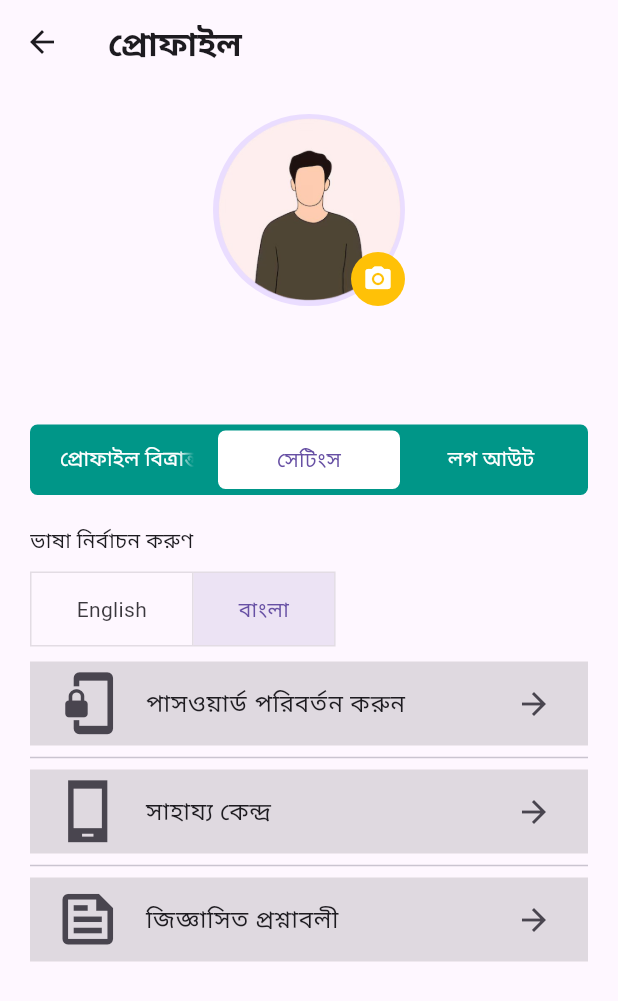
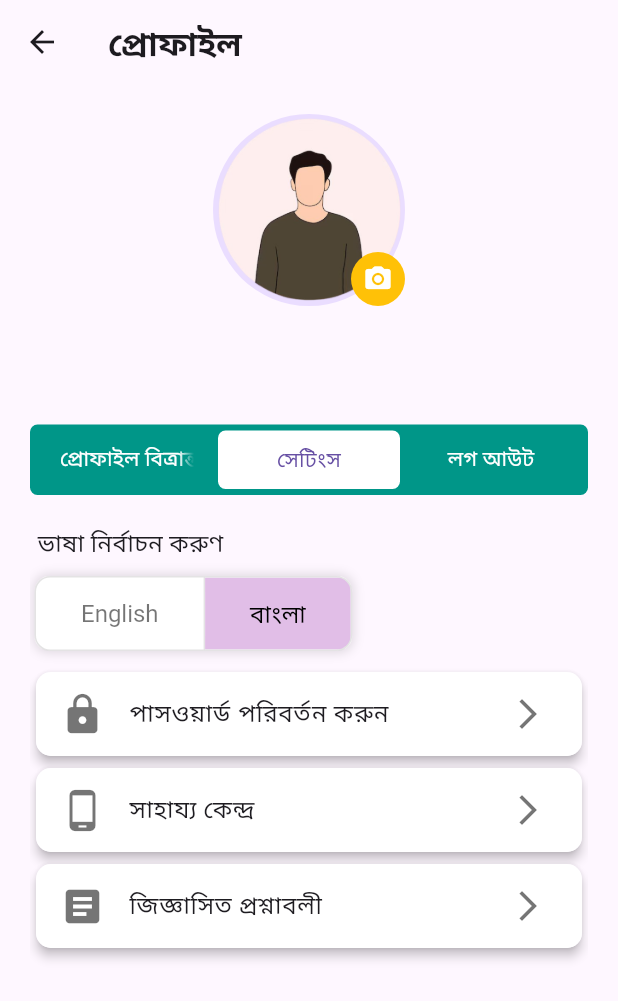
Before and after one commit to SadakatulShakil/LandSlide-RIMES, a Flutter app: the Profile screen opened directly, tab 2 chosen, on a phone screen of 412 x 824 dp. Shown: the top 1001 px of the screen. Run offline on Flutter 3.47's test engine with Material 3 defaults, Android fonts, the phone set to English and light mode, and no system bars; our stand-ins replace connectivity_plus, fl_chart, floor, geolocator, get, image_picker and 4 more; accounts and stored records are empty; generated files the repository leaves out were written again.

Commit message:
Mobile api and otp api implement done and settings page design update

```diff
--- a/lib/main.dart
+++ b/lib/main.dart
@@ -41,8 +41,8 @@ class MyApp extends StatelessWidget {
       home: Obx(() {
         return mobileController.isChecking.value
             ? Scaffold(
-          body: Center(
-              child: Image.asset('assets/logo/bmd_logo.png', height: 96)),
+              body: Center(
+                child: Image.asset('assets/logo/bmd_logo.png', height: 96)),
         )
             : Mobile();
       }),
--- a/lib/page/mobile.dart
+++ b/lib/page/mobile.dart
@@ -47,7 +47,7 @@ class _MobileState extends State<Mobile> {
                 child: Padding(
                   padding: const EdgeInsets.only(left: 30, top: 0, right: 30, bottom: 0),
                   child: ElevatedButton(
-                    onPressed: controller.loginClick,
+                    onPressed: controller.gotoOTP,
                     style: ElevatedButton.styleFrom(
                       backgroundColor: Color(0xFF004A03),
                       padding: const EdgeInsets.fromLTRB(0, 12, 0, 12),
--- a/lib/page/profile.dart
+++ b/lib/page/profile.dart
@@ -65,7 +65,7 @@ class _ProfileState extends State<Profile> {
 
             SizedBox(height: 16),
 
-            // Tabbar
+            /// TabBar
             Padding(
               padding: EdgeInsets.symmetric(horizontal: 20),
               child: Column(
@@ -204,75 +204,69 @@ class _ProfileState extends State<Profile> {
                     Column(
                       crossAxisAlignment: CrossAxisAlignment.start,
                       children: [
-                        Text("profile_language_select".tr),
+                        Padding(
+                          padding: const EdgeInsets.only(left: 5.0),
+                          child: Text("profile_language_select".tr, style: TextStyle(fontSize: 16),),
+                        ),
                         SizedBox(height: 10),
-                        Container(
-                          width: MediaQuery.of(context).size.width,
+                        // Language Toggle Buttons
+                        Padding(
+                          padding: const EdgeInsets.only(left: 3.0),
+                          child: Container(
+                            decoration: BoxDecoration(
+                              color: Colors.white,
+                              borderRadius: BorderRadius.circular(10),
+                              boxShadow: [
+                                BoxShadow(
+                                  color: Colors.black12,
+                                  blurRadius: 5,
+                                  spreadRadius: 1,
+                                ),
+                              ],
+                            ),
                             child: ToggleButtons(
+                              borderRadius: BorderRadius.circular(10),
+                              fillColor: Colors.purple.shade100,
+                              selectedColor: Colors.black,
+                              color: Colors.black54,
+                              textStyle: TextStyle(fontSize: 16),
                               isSelected: controller.selectedLanguage,
                               onPressed: (int index) { setState(() {
                                 controller.changeLanguage(index);
                               }); },
                               children: [
                                 Padding(
-                                padding: const EdgeInsets.symmetric(horizontal: 30),
+                                  padding: const EdgeInsets.symmetric(
+                                      horizontal: 30, vertical: 10),
                                   child: Text('English'),
                                 ),
                                 Padding(
-                                padding: const EdgeInsets.symmetric(horizontal: 30),
+                                  padding: const EdgeInsets.symmetric(
+                                      horizontal: 30, vertical: 10),
                                   child: Text('বাংলা'),
                                 ),
                               ],
                             ),
                           ),
+                        ),
                         SizedBox(height: 10),
-                        Container(
-                          color: Colors.black12,
-                          child: ListTile(
-                            leading: Icon(Icons.phonelink_lock, size: 45),
-                            title: Text("change_password".tr),
-                            trailing: Icon(Icons.arrow_forward_outlined),
-                            onTap: () {
-                              Get.toNamed('change-password');
-                            },
-                          ),
-                        ),
-                        Divider(),
-                        GestureDetector(
-                          onTap: () {
+                        _buildOptionTile(Icons.lock, 'change_password'.tr, () {
+                          print('Password Change Clicked');
+                        }),
+                        _buildOptionTile(Icons.phone_android, 'help_center'.tr, () {
                           var item = {
                             "title": "help_center".tr,
                             "url": ApiURL.sidebar_contact_us
                           };
                           Get.to(()=> WebviewView(), binding: WebviewBinding(), arguments: item, transition: Transition.rightToLeft);
-                          },
-                          child: Container(
-                            color: Colors.black12,
-                            child: ListTile(
-                              leading: Icon(Icons.phone_android_sharp, size: 45),
-                              title: Text("help_center".tr),
-                              trailing: Icon(Icons.arrow_forward_outlined),
-                            ),
-                          ),
-                        ),
-                        Divider(),
-                        GestureDetector(
-                          onTap: () {
+                        }),
+                        _buildOptionTile(Icons.article, 'faq'.tr, () {
                           var item = {
                             "title": "faq".tr,
                             "url": ApiURL.sidebar_faq
                           };
                           Get.to(()=> WebviewView(), binding: WebviewBinding(), arguments: item, transition: Transition.rightToLeft);
-                          },
-                          child: Container(
-                            color: Colors.black12,
-                            child: ListTile(
-                              leading: Icon(Icons.feed_outlined, size: 45),
-                              title: Text("faq".tr),
-                              trailing: Icon(Icons.arrow_forward_outlined),
-                            ),
-                          ),
-                        )
+                        }),
                       ],
                     ),
                     /// TabBar View 3
@@ -304,4 +298,23 @@ class _ProfileState extends State<Profile> {
       ),
     );
   }
+  // Custom ListTile Widget
+  Widget _buildOptionTile(IconData icon, String text, VoidCallback onTap) {
+    return Card(
+      shape: RoundedRectangleBorder(borderRadius: BorderRadius.circular(10)),
+      elevation: 3,
+      child: ListTile(
+        leading: Icon(icon, size: 30, color: Colors.black54),
+        title: Text(
+          text,
+          style: TextStyle(fontSize: 16),
+        ),
+        trailing: Icon(Icons.arrow_forward_ios, color: Colors.black54),
+        tileColor: Colors.white,
+        shape: RoundedRectangleBorder(borderRadius: BorderRadius.circular(10)),
+        onTap: onTap,
+      ),
+    );
   }
+
+}
--- a/lib/services/api_service.dart
+++ b/lib/services/api_service.dart
@@ -1,9 +1,13 @@
 
 class ApiURL {
-  static String base_url = "https://bamisapp.bdservers.site/";
-  static String base_url_api = "https://bamisapp.bdservers.site/api/";
-  static String base_url_image = "https://bamisapp.bdservers.site/";
+  static String base_url = "https://landslide.bdservers.site/";
+  static String base_url_api = "https://landslide.bdservers.site/api/";
+  static String base_url_image = "https://landslide.bdservers.site/";
 
+  static Uri login = Uri.parse('${base_url_api}auth/login');
+  static Uri mobile = Uri.parse('${base_url_api}auth/mobile');
+  static Uri refreshToken = Uri.parse('${base_url_api}auth/refresh');
+  static Uri otpcheck = Uri.parse('${base_url_api}auth/otpcheck');
   // Weather
   static Uri locations = Uri.parse('${base_url_api}weather/locations');
   static String dailyforecast = '${base_url_api}weather/dailyforecast';
```
Also changed, not shown: lib/controller/mobile/MobileController.dart (+17 -47 lines), lib/controller/otp/OtpController.dart (+67 -63 lines), lib/page/otp.dart (+155 -155 lines), lib/services/user_pref_service.dart (+47 -0 lines). Lines whose indentation alone changed are shown as unchanged.
